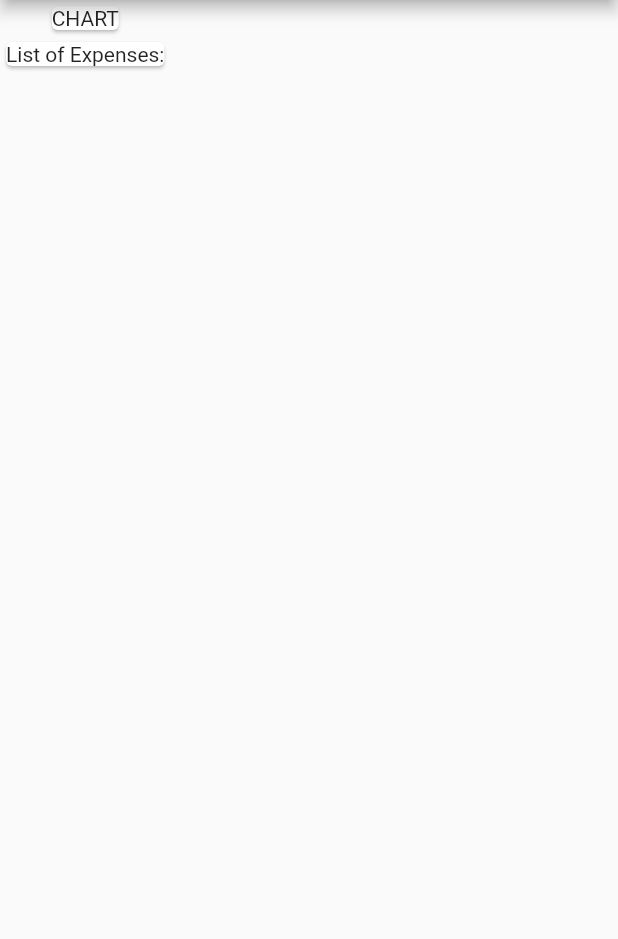
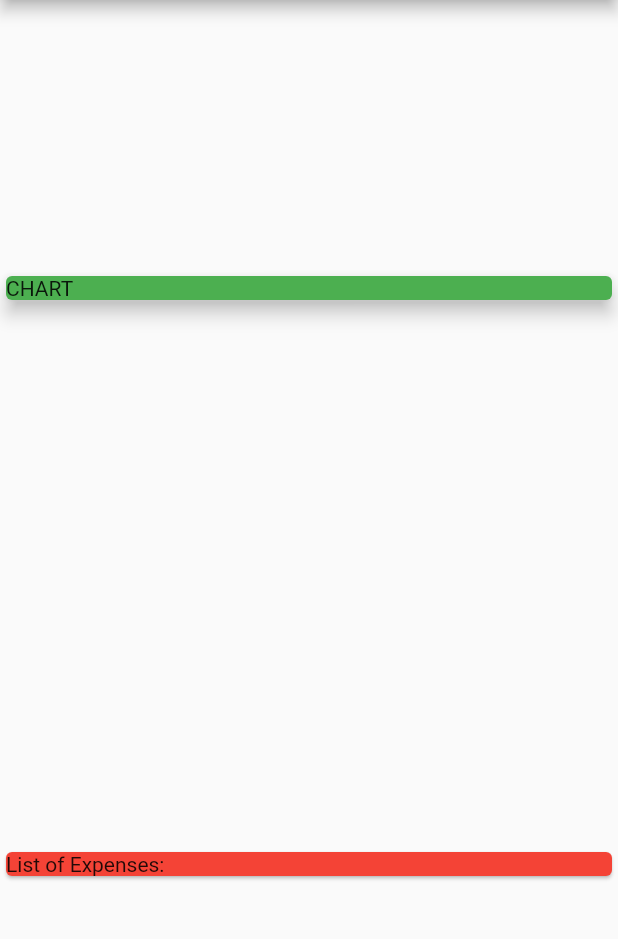
Before and after one commit to archrave/Expense-Manager-App, a Flutter app: the screen it shows after launch, on a phone screen of 412 x 824 dp, the part 84-1023 px from its top. Run offline on Flutter 3.47's test engine with Material 2 defaults, Android fonts, the phone set to English and light mode, and no system bars.

Commit message:
Updated Minor Widget Design

```diff
--- a/lib/main.dart
+++ b/lib/main.dart
@@ -6,22 +6,39 @@ void main() {
 
 class ExpenseApp extends StatelessWidget {
   @override
+  Widget build(BuildContext text) {
+    return MaterialApp(
+      title: 'Expense Manager',
+      home: HomePage(),
+    );
+  }
+}
+
+class HomePage extends StatelessWidget {
+  @override
   Widget build(BuildContext context) {
-    return MaterialApp(
-        home: Scaffold(
+    return Scaffold(
       appBar: AppBar(
-        title: Text("Expense Manager"),
+        title: Text('Expense Manager'),
       ),
       body: Column(
+        mainAxisAlignment: MainAxisAlignment.spaceAround,
+        crossAxisAlignment: CrossAxisAlignment.stretch,
         children: [
-          Card(
-            child: Text("CHART"),
+          Container(
+            width: double.infinity,
+            child: Card(
+              color: Colors.green,
+              child: Text("CHART"),
+              elevation: 5,
+            ),
           ),
           Card(
+            color: Colors.red,
             child: Text("List of Expenses:"),
           ),
         ],
       ),
-    ));
+    );
   }
 }
--- /dev/null
+++ b/lib/transaction.dart
@@ -0,0 +1 @@
+trans
--- a/pubspec.yaml
+++ b/pubspec.yaml
@@ -18,7 +18,7 @@ publish_to: 'none' # Remove this line if you wish to publish to pub.dev
 version: 1.0.0+1
 
 environment:
-  sdk: ">=2.12.0 <3.0.0"
+  sdk: ">=2.11.0 <3.0.0"
 
 dependencies:
   flutter:
```
